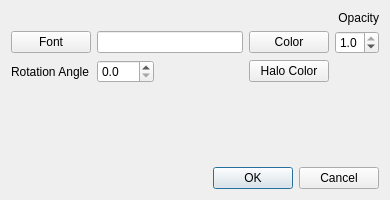
nci/drishti, file drishti/captiondialog.ui: the form before one commit.
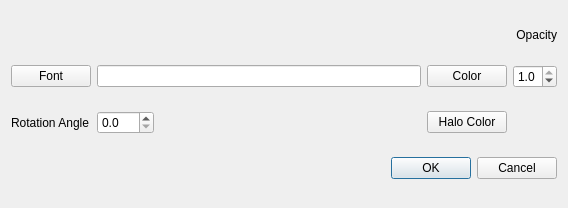
The form after the commit.

```diff
--- a/drishti/captiondialog.ui
+++ b/drishti/captiondialog.ui
@@ -6,22 +6,10 @@
    <rect>
     <x>0</x>
     <y>0</y>
-    <width>390</width>
-    <height>200</height>
+    <width>568</width>
+    <height>208</height>
    </rect>
   </property>
-  <property name="minimumSize">
-   <size>
-    <width>390</width>
-    <height>110</height>
-   </size>
-  </property>
-  <property name="maximumSize">
-   <size>
-    <width>390</width>
-    <height>200</height>
-   </size>
-  </property>
   <property name="windowTitle">
    <string>CaptionDialog</string>
   </property>
@@ -90,43 +78,7 @@
 </string>
   </property>
   <layout class="QGridLayout" name="gridLayout">
-   <item row="0" column="0" colspan="4">
-    <widget class="QLabel" name="opacityLabel">
-     <property name="sizePolicy">
-      <sizepolicy hsizetype="Preferred" vsizetype="Fixed">
-       <horstretch>0</horstretch>
-       <verstretch>0</verstretch>
-      </sizepolicy>
-     </property>
-     <property name="text">
-      <string>Opacity</string>
-     </property>
-     <property name="alignment">
-      <set>Qt::AlignRight|Qt::AlignTrailing|Qt::AlignVCenter</set>
-     </property>
-     <property name="indent">
-      <number>0</number>
-     </property>
-    </widget>
-   </item>
-   <item row="1" column="0">
-    <widget class="QPushButton" name="font">
-     <property name="text">
-      <string>Font</string>
-     </property>
-    </widget>
-   </item>
-   <item row="1" column="1">
-    <widget class="QLineEdit" name="text"/>
-   </item>
-   <item row="1" column="2">
-    <widget class="QPushButton" name="color">
-     <property name="text">
-      <string>Color</string>
-     </property>
-    </widget>
-   </item>
-   <item row="1" column="3">
+   <item row="2" column="3">
     <widget class="QDoubleSpinBox" name="opacity">
      <property name="decimals">
       <number>1</number>
@@ -142,26 +94,39 @@
      </property>
     </widget>
    </item>
-   <item row="2" column="2">
+   <item row="3" column="1">
+    <widget class="QDoubleSpinBox" name="angle">
+     <property name="sizePolicy">
+      <sizepolicy hsizetype="Fixed" vsizetype="Fixed">
+       <horstretch>0</horstretch>
+       <verstretch>0</verstretch>
+      </sizepolicy>
+     </property>
+     <property name="decimals">
+      <number>1</number>
+     </property>
+     <property name="maximum">
+      <double>360.000000000000000</double>
+     </property>
+    </widget>
+   </item>
+   <item row="2" column="1">
+    <widget class="QLineEdit" name="text"/>
+   </item>
+   <item row="2" column="0">
+    <widget class="QPushButton" name="font">
+     <property name="text">
+      <string>Font</string>
+     </property>
+    </widget>
+   </item>
+   <item row="3" column="2">
     <widget class="QPushButton" name="haloColor">
      <property name="text">
       <string>Halo Color</string>
      </property>
     </widget>
    </item>
-   <item row="3" column="0" colspan="4">
-    <spacer>
-     <property name="orientation">
-      <enum>Qt::Vertical</enum>
-     </property>
-     <property name="sizeHint" stdset="0">
-      <size>
-       <width>20</width>
-       <height>40</height>
-      </size>
-     </property>
-    </spacer>
-   </item>
    <item row="4" column="0" colspan="4">
     <widget class="QDialogButtonBox" name="buttonBox">
      <property name="orientation">
@@ -172,7 +137,14 @@
      </property>
     </widget>
    </item>
-   <item row="2" column="0">
+   <item row="2" column="2">
+    <widget class="QPushButton" name="color">
+     <property name="text">
+      <string>Color</string>
+     </property>
+    </widget>
+   </item>
+   <item row="3" column="0">
     <widget class="QLabel" name="angleLabel">
      <property name="layoutDirection">
       <enum>Qt::RightToLeft</enum>
@@ -182,19 +154,22 @@
      </property>
     </widget>
    </item>
-   <item row="2" column="1">
-    <widget class="QDoubleSpinBox" name="angle">
+   <item row="1" column="3">
+    <widget class="QLabel" name="opacityLabel">
      <property name="sizePolicy">
-      <sizepolicy hsizetype="Fixed" vsizetype="Fixed">
+      <sizepolicy hsizetype="Preferred" vsizetype="Fixed">
        <horstretch>0</horstretch>
        <verstretch>0</verstretch>
       </sizepolicy>
      </property>
-     <property name="decimals">
-      <number>1</number>
+     <property name="text">
+      <string>Opacity</string>
      </property>
-     <property name="maximum">
-      <double>360.000000000000000</double>
+     <property name="alignment">
+      <set>Qt::AlignRight|Qt::AlignTrailing|Qt::AlignVCenter</set>
+     </property>
+     <property name="indent">
+      <number>0</number>
      </property>
     </widget>
    </item>
```
